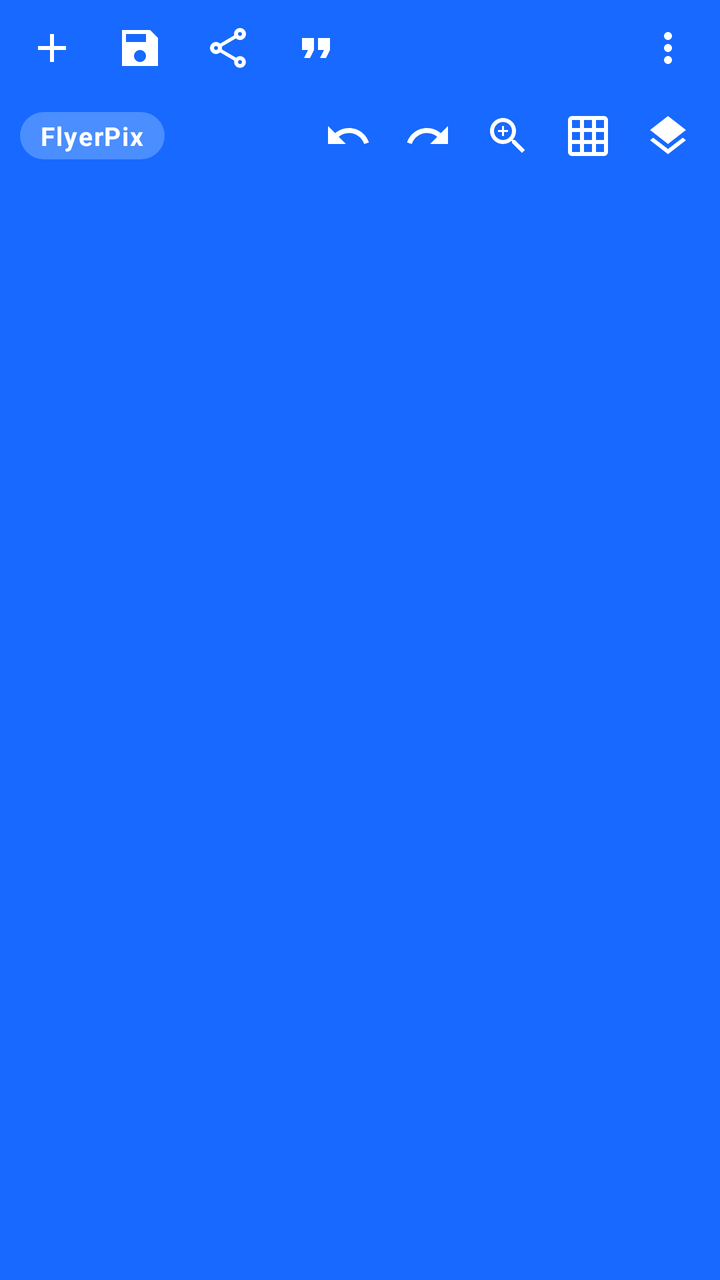
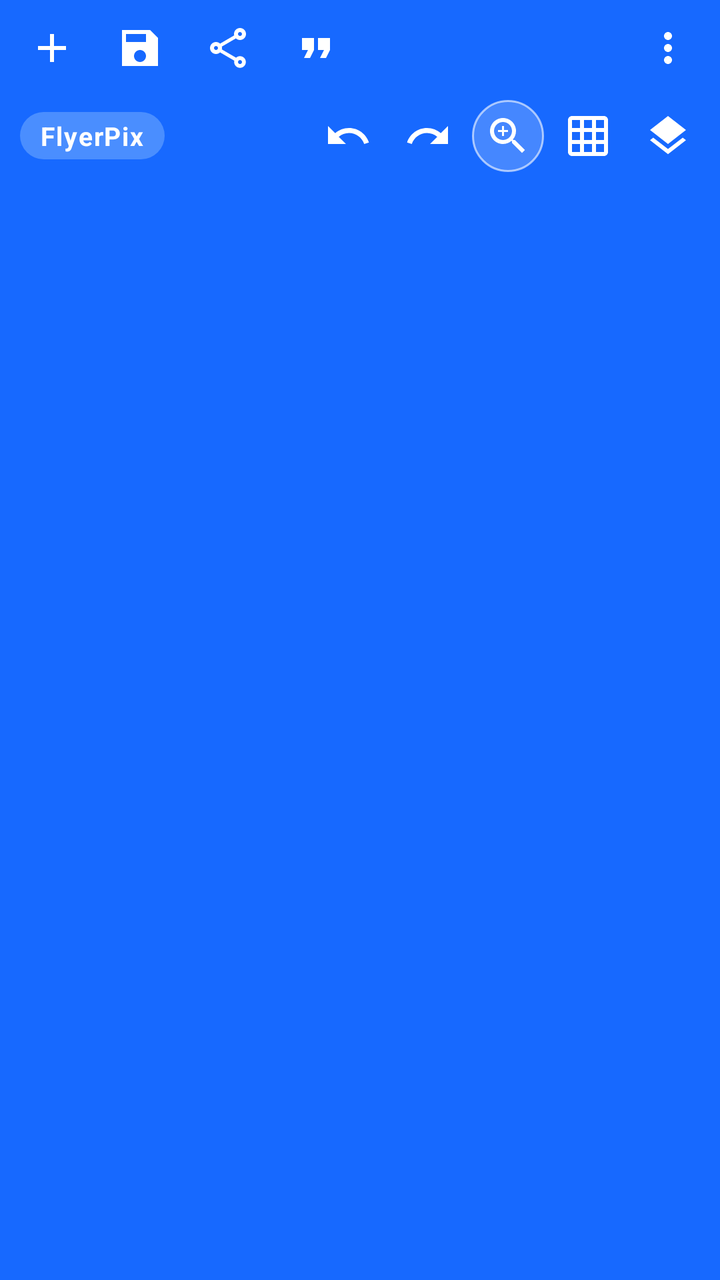

Screens rendered from an Android XML layout before and after an edit, with the pre-edit source and the edit as a unified diff.
<!-- AndroidManifest.xml: application theme AppTheme -->
<!-- res/layout/layout_authentic_top_bar.xml -->
<?xml version="1.0" encoding="utf-8"?>
<LinearLayout xmlns:android="http://schemas.android.com/apk/res/android"
    xmlns:app="http://schemas.android.com/apk/res-auto"
    android:id="@+id/authenticTopBarContainer"
    android:layout_width="match_parent"
    android:layout_height="wrap_content"
    android:background="@color/header_primary"
    android:elevation="6dp"
    android:orientation="vertical">

    
    <LinearLayout
        android:id="@+id/topBarRow1"
        android:layout_width="match_parent"
        android:layout_height="48dp"
        android:background="@color/header_primary"
        android:gravity="center_vertical"
        android:orientation="horizontal"
        android:paddingHorizontal="4dp">

        <ImageButton
            android:id="@+id/btnTopAdd"
            android:layout_width="44dp"
            android:layout_height="44dp"
            android:background="?attr/selectableItemBackgroundBorderless"
            android:contentDescription="Add Object"
            android:src="@drawable/ic_add_24px"
            app:tint="@android:color/white" />

        <ImageButton
            android:id="@+id/btnTopSave"
            android:layout_width="44dp"
            android:layout_height="44dp"
            android:background="?attr/selectableItemBackgroundBorderless"
            android:contentDescription="Save"
            android:src="@drawable/ic_sharp_save_24px"
            app:tint="@android:color/white" />

        <ImageButton
            android:id="@+id/btnTopShare"
            android:layout_width="44dp"
            android:layout_height="44dp"
            android:background="?attr/selectableItemBackgroundBorderless"
            android:contentDescription="Bagikan"
            android:src="@drawable/ic_outline_share_24px"
            app:tint="@android:color/white" />

        <ImageButton
            android:id="@+id/btnTopQuotes"
            android:layout_width="44dp"
            android:layout_height="44dp"
            android:background="?attr/selectableItemBackgroundBorderless"
            android:contentDescription="Quotes"
            android:src="@drawable/ic_format_quote_24px"
            app:tint="@android:color/white" />

        <View
            android:layout_width="0dp"
            android:layout_height="1dp"
            android:layout_weight="1" />

        <ImageButton
            android:id="@+id/btnTopOverflow"
            android:layout_width="44dp"
            android:layout_height="44dp"
            android:background="?attr/selectableItemBackgroundBorderless"
            android:contentDescription="Menu Lainnya"
            android:src="@drawable/ic_more_vert_24px"
            app:tint="@android:color/white" />
    </LinearLayout>

    
    <LinearLayout
        android:id="@+id/topBarRow2"
        android:layout_width="match_parent"
        android:layout_height="40dp"
        android:background="@color/header_primary"
        android:gravity="center_vertical"
        android:orientation="horizontal"
        android:paddingHorizontal="6dp">

        <TextView
            android:id="@+id/tvPixelLabBadge"
            android:layout_width="wrap_content"
            android:layout_height="wrap_content"
            android:layout_marginStart="4dp"
            android:background="@drawable/bg_pixellab_badge"
            android:text="FlyerPix"
            android:textColor="@android:color/white"
            android:textSize="13sp"
            android:textStyle="bold"
            android:letterSpacing="0.05" />

        
        <ImageButton
            android:id="@+id/btnTopEditText"
            android:layout_width="40dp"
            android:layout_height="40dp"
            android:layout_marginStart="4dp"
            android:background="?attr/selectableItemBackgroundBorderless"
            android:contentDescription="Edit Text"
            android:src="@drawable/ic_edit_24px"
            android:visibility="gone"
            app:tint="@android:color/white" />

        
        <ImageButton
            android:id="@+id/btnTopDeleteText"
            android:layout_width="40dp"
            android:layout_height="40dp"
            android:background="?attr/selectableItemBackgroundBorderless"
            android:contentDescription="Delete Text"
            android:src="@drawable/ic_delete_24px"
            android:visibility="gone"
            app:tint="@android:color/white" />

        <View
            android:layout_width="0dp"
            android:layout_height="1dp"
            android:layout_weight="1" />

        <ImageButton
            android:id="@+id/btnTopUndo"
            android:layout_width="40dp"
            android:layout_height="40dp"
            android:background="?attr/selectableItemBackgroundBorderless"
            android:contentDescription="Undo"
            android:src="@drawable/ic_sharp_undo_24px"
            app:tint="@android:color/white" />

        <ImageButton
            android:id="@+id/btnTopRedo"
            android:layout_width="40dp"
            android:layout_height="40dp"
            android:background="?attr/selectableItemBackgroundBorderless"
            android:contentDescription="Redo"
            android:src="@drawable/ic_sharp_redo_24px"
            app:tint="@android:color/white" />

        <LinearLayout
            android:id="@+id/topZoomControls"
            android:layout_width="wrap_content"
            android:layout_height="40dp"
            android:gravity="center_vertical"
            android:orientation="horizontal">

            <ImageButton
                android:id="@+id/btnTopZoom"
                android:layout_width="40dp"
                android:layout_height="40dp"
                android:background="?attr/selectableItemBackgroundBorderless"
                android:contentDescription="Show zoom controls"
                android:src="@drawable/ic_zoom_in_24px"
                app:tint="@android:color/white" />

            <ImageButton
                android:id="@+id/btnTopZoomOut"
                android:layout_width="40dp"
                android:layout_height="40dp"
                android:background="?attr/selectableItemBackgroundBorderless"
                android:contentDescription="Perkecil zoom canvas"
                android:src="@drawable/ic_zoom_out_24px"
                android:visibility="gone"
                app:tint="@android:color/white" />

            <TextView
                android:id="@+id/tvTopZoomLabel"
                android:layout_width="52dp"
                android:layout_height="28dp"
                android:layout_marginStart="4dp"
                android:layout_marginEnd="4dp"
                android:background="@drawable/bg_pixellab_badge"
                android:gravity="center"
                android:text="100%"
                android:textColor="@android:color/white"
                android:textSize="11sp"
                android:textStyle="bold"
                android:visibility="gone" />

            <ImageButton
                android:id="@+id/btnTopZoomIn"
                android:layout_width="40dp"
                android:layout_height="40dp"
                android:background="?attr/selectableItemBackgroundBorderless"
                android:contentDescription="Perbesar zoom canvas"
                android:src="@drawable/ic_zoom_in_24px"
                android:visibility="gone"
                app:tint="@android:color/white" />
        </LinearLayout>

        <ImageButton
            android:id="@+id/btnTopGrid"
            android:layout_width="40dp"
            android:layout_height="40dp"
            android:background="?attr/selectableItemBackgroundBorderless"
            android:contentDescription="Grid"
            android:src="@drawable/ic_grid_on_24px"
            app:tint="@android:color/white" />

        <ImageButton
            android:id="@+id/btnTopLayers"
            android:layout_width="40dp"
            android:layout_height="40dp"
            android:background="?attr/selectableItemBackgroundBorderless"
            android:contentDescription="Layers"
            android:src="@drawable/ic_layers_24px"
            app:tint="@android:color/white" />
    </LinearLayout>

</LinearLayout>
<!-- resources referenced by this layout -->
<resources>
  <color name="header_primary">#1769FF</color>
  <!-- drawable ic_add_24px (drawable) -->
  <vector xmlns:android="http://schemas.android.com/apk/res/android"
      android:width="24dp"
      android:height="24dp"
      android:viewportWidth="24"
      android:viewportHeight="24">
    <path
        android:fillColor="@android:color/white"
        android:pathData="M19,13h-6v6h-2v-6H5v-2h6V5h2v6h6v2z"/>
  </vector>
  <!-- drawable ic_format_quote_24px (drawable) -->
  <vector xmlns:android="http://schemas.android.com/apk/res/android"
      android:width="24dp"
      android:height="24dp"
      android:viewportWidth="24"
      android:viewportHeight="24">
    <path
        android:fillColor="@android:color/white"
        android:pathData="M6,17h3l2,-4V7H5v6h3zm8,0h3l2,-4V7h-6v6h3z"/>
  </vector>
  <color name="header_secondary">#4A8EFF</color>
  <color name="white">#fff</color>
  <color name="black">#000</color>
  <color name="brand_navy">#07164F</color>
  <color name="brand_blue">#1769FF</color>
  <color name="gray">#616161</color>
  <style name="AppBottomNavigation" parent="Widget.MaterialComponents.BottomNavigationView.Colored">
  
      </style>
  <style name="AppButton" parent="Widget.MaterialComponents.Button.UnelevatedButton">
          <item name="strokeColor">@color/brand_blue</item>
          <item name="strokeWidth">1dp</item>
          <item name="android:textColor">@color/brand_blue</item>
      </style>
  <style name="ButtonText" parent="TextAppearance.MaterialComponents.Button">
          <item name="fontFamily">@font/raleway_semibold</item>
      </style>
  <style name="Body1Text" parent="TextAppearance.MaterialComponents.Body1">
          <item name="fontFamily">@font/raleway_semibold</item>
      </style>
  <style name="Body2Text" parent="TextAppearance.MaterialComponents.Body2">
          <item name="fontFamily">@font/raleway_semibold</item>
      </style>
  <style name="CaptionText" parent="TextAppearance.MaterialComponents.Caption">
          <item name="fontFamily">@font/raleway_semibold</item>
      </style>
  <style name="Headline4Text" parent="TextAppearance.MaterialComponents.Headline6">
          <item name="fontFamily">@font/raleway_semibold</item>
      </style>
  <style name="Headline5Text" parent="TextAppearance.MaterialComponents.Headline6">
          <item name="fontFamily">@font/raleway_semibold</item>
      </style>
  <style name="Headline6Text" parent="TextAppearance.MaterialComponents.Headline6">
          <item name="fontFamily">@font/raleway_semibold</item>
      </style>
  <style name="AppFloatingActionButton" parent="Widget.MaterialComponents.FloatingActionButton">
          <item name="shapeAppearanceOverlay">@style/FloatingActionButton</item>
      </style>
  <style name="SmallComponent" parent="ShapeAppearance.MaterialComponents.SmallComponent">
          <item name="cornerFamily">cut</item>
          <item name="cornerSize">0dp</item>
      </style>
  <style name="MediumComponent" parent="ShapeAppearance.MaterialComponents.MediumComponent">
          <item name="cornerFamily">cut</item>
          <item name="cornerSize">0dp</item>
      </style>
  <style name="LargeComponent" parent="ShapeAppearance.MaterialComponents.LargeComponent">
          <item name="cornerFamily">cut</item>
          <item name="cornerSize">0dp</item>
      </style>
  <style name="FloatingActionButton" parent="ShapeAppearanceOverlay.MaterialComponents.FloatingActionButton">
      </style>
  <!-- unchanged entries left out for length: 14 -->
</resources>

<!-- the commit's change to res/layout/layout_authentic_top_bar.xml (unified diff, before → after) -->
@@ -146,17 +146,20 @@
 
             <ImageButton
                 android:id="@+id/btnTopZoom"
-                android:layout_width="40dp"
-                android:layout_height="40dp"
-                android:background="?attr/selectableItemBackgroundBorderless"
-                android:contentDescription="Show zoom controls"
+                android:layout_width="36dp"
+                android:layout_height="36dp"
+                android:layout_marginStart="2dp"
+                android:layout_marginEnd="2dp"
+                android:background="@drawable/bg_mode_pill"
+                android:contentDescription="Enter zoom mode"
+                android:padding="6dp"
                 android:src="@drawable/ic_zoom_in_24px"
                 app:tint="@android:color/white" />
 
             <ImageButton
                 android:id="@+id/btnTopZoomOut"
-                android:layout_width="40dp"
-                android:layout_height="40dp"
+                android:layout_width="36dp"
+                android:layout_height="36dp"
                 android:background="?attr/selectableItemBackgroundBorderless"
                 android:contentDescription="Perkecil zoom canvas"
                 android:src="@drawable/ic_zoom_out_24px"
@@ -165,10 +168,10 @@
 
             <TextView
                 android:id="@+id/tvTopZoomLabel"
-                android:layout_width="52dp"
-                android:layout_height="28dp"
-                android:layout_marginStart="4dp"
-                android:layout_marginEnd="4dp"
+                android:layout_width="56dp"
+                android:layout_height="30dp"
+                android:layout_marginStart="2dp"
+                android:layout_marginEnd="2dp"
                 android:background="@drawable/bg_pixellab_badge"
                 android:gravity="center"
                 android:text="100%"
@@ -179,8 +182,8 @@
 
             <ImageButton
                 android:id="@+id/btnTopZoomIn"
-                android:layout_width="40dp"
-                android:layout_height="40dp"
+                android:layout_width="36dp"
+                android:layout_height="36dp"
                 android:background="?attr/selectableItemBackgroundBorderless"
                 android:contentDescription="Perbesar zoom canvas"
                 android:src="@drawable/ic_zoom_in_24px"
<!-- resource entries referenced after the edit -->
@@ -1,6 +1,16 @@
 <!-- resources referenced by this layout -->
 <resources>
   <color name="header_primary">#1769FF</color>
+  <!-- drawable bg_mode_pill (drawable) -->
+  <?xml version="1.0" encoding="utf-8"?>
+  <shape xmlns:android="http://schemas.android.com/apk/res/android"
+      android:shape="rectangle">
+      <solid android:color="#33FFFFFF" />
+      <stroke
+          android:width="1dp"
+          android:color="#99FFFFFF" />
+      <corners android:radius="18dp" />
+  </shape>
   <!-- drawable ic_add_24px (drawable) -->
   <vector xmlns:android="http://schemas.android.com/apk/res/android"
       android:width="24dp"
